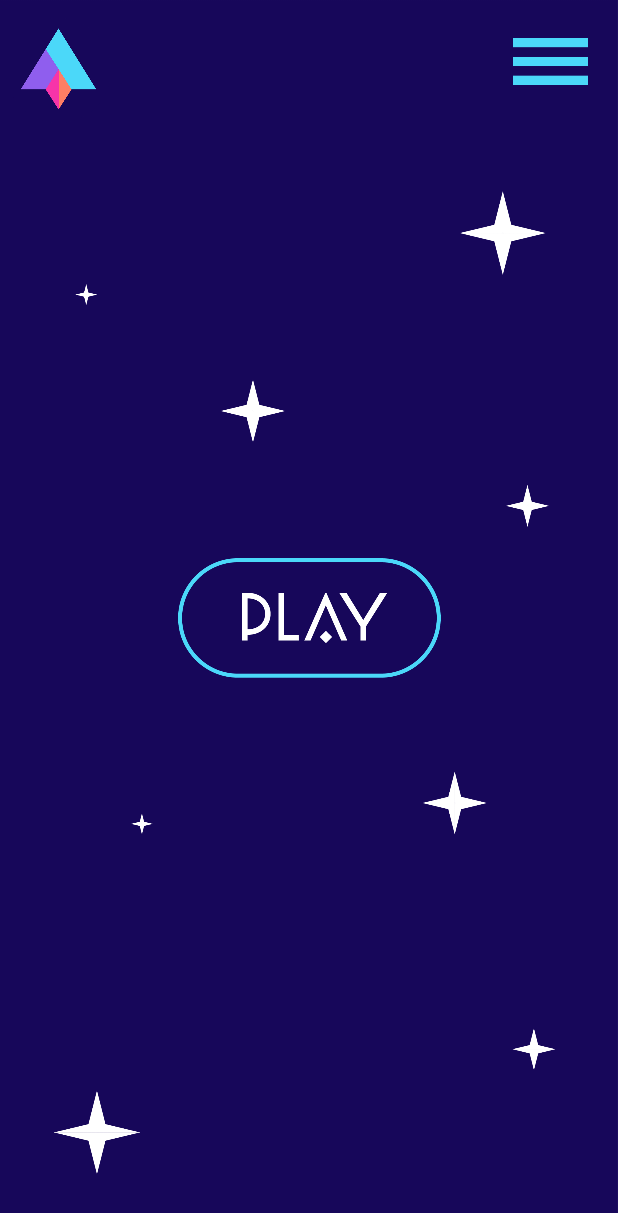
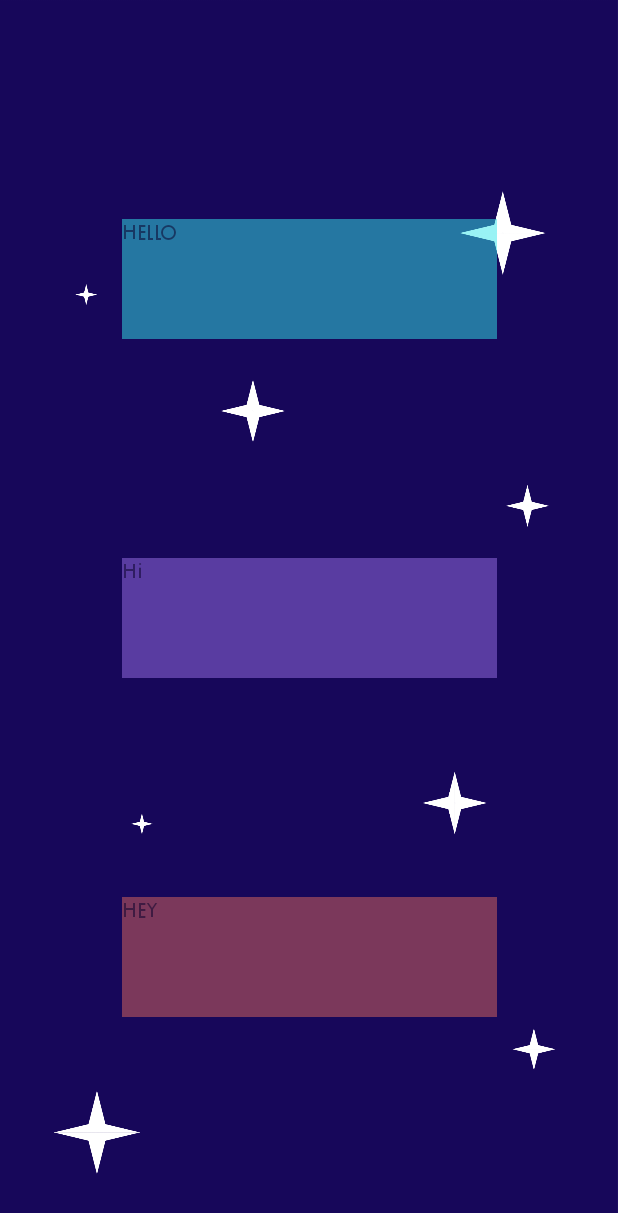
Before and after one commit to Chris-UMD/CMSC436-group16, an Android app: the screen it shows after launch (Menu before the commit, Stats after it), after a tap on an icon or button, on a phone screen of 412 x 824 dp. Shown: the top 1213 px of the screen. Run offline under Robolectric (Android 15) with nearby library versions, the phone set to English and light mode, and no system bars.

```diff
--- a/Apollo/app/src/main/AndroidManifest.xml
+++ b/Apollo/app/src/main/AndroidManifest.xml
@@ -9,6 +9,7 @@
         android:roundIcon="@mipmap/ic_launcher_round"
         android:supportsRtl="true"
         android:theme="@style/Theme.Apollo">
+        <activity android:name=".Stats" />
         <activity android:name=".Menu">
             <intent-filter>
                 <action android:name="android.intent.action.MAIN" />
--- a/Apollo/app/src/main/java/com/example/apollo/Menu.kt
+++ b/Apollo/app/src/main/java/com/example/apollo/Menu.kt
@@ -19,12 +19,12 @@ class Menu : AppCompatActivity() {
     // launch Stats Activity
     fun onClickStats(v: View) {
         Toast.makeText(this, "Stats button clicked!", Toast.LENGTH_SHORT).show()
-        // startActivity(Intent(applicationContext, Play::class.java))
+        startActivity(Intent(applicationContext, Stats::class.java))
     }
 
     // launch Play Activity
     fun onClickPlay(v: View) {
         Toast.makeText(this, "Play button clicked!", Toast.LENGTH_SHORT).show()
-        // startActivity(Intent(applicationContext, Stats::class.java))
+//         startActivity(Intent(applicationContext, Play::class.java))
     }
 }
--- a/Apollo/app/src/main/res/layout/main_menu.xml
+++ b/Apollo/app/src/main/res/layout/main_menu.xml
@@ -1,5 +1,6 @@
 <?xml version="1.0" encoding="utf-8"?>
-<androidx.constraintlayout.widget.ConstraintLayout xmlns:android="http://schemas.android.com/apk/res/android"
+<androidx.constraintlayout.widget.ConstraintLayout
+    xmlns:android="http://schemas.android.com/apk/res/android"
     xmlns:app="http://schemas.android.com/apk/res-auto"
     xmlns:tools="http://schemas.android.com/tools"
     android:layout_width="match_parent"
--- a/Apollo/app/src/main/res/layout/stats.xml
+++ b/Apollo/app/src/main/res/layout/stats.xml
@@ -1,9 +1,47 @@
 <?xml version="1.0" encoding="utf-8"?>
-<androidx.constraintlayout.widget.ConstraintLayout
-    xmlns:android="http://schemas.android.com/apk/res/android"
+<androidx.constraintlayout.widget.ConstraintLayout xmlns:android="http://schemas.android.com/apk/res/android"
+    xmlns:app="http://schemas.android.com/apk/res-auto"
     android:layout_width="match_parent"
     android:layout_height="match_parent"
-    android:background="@drawable/background"
->
+    android:background="@drawable/background">
+
+    <TextView
+        android:id="@+id/avg_speed"
+        android:layout_width="250dp"
+        android:layout_height="80dp"
+        android:alpha="0.5"
+        android:background="#34e8eb"
+        android:fontFamily="@font/artographie_light"
+        android:text="Hello"
+        app:layout_constraintBottom_toTopOf="@id/go_accuracy"
+        app:layout_constraintLeft_toLeftOf="parent"
+        app:layout_constraintRight_toRightOf="parent"
+        app:layout_constraintTop_toTopOf="parent" />
+
+    <TextView
+        android:id="@+id/go_accuracy"
+        android:layout_width="250dp"
+        android:layout_height="80dp"
+        android:alpha="0.5"
+        android:background="#9b72e8"
+        android:fontFamily="@font/artographie_light"
+        android:text="Hi"
+        app:layout_constraintBottom_toTopOf="@id/no_go_accuracy"
+        app:layout_constraintLeft_toLeftOf="parent"
+        app:layout_constraintRight_toRightOf="parent"
+        app:layout_constraintTop_toBottomOf="@id/avg_speed" />
+
+    <TextView
+        android:id="@+id/no_go_accuracy"
+        android:layout_width="250dp"
+        android:layout_height="80dp"
+        android:alpha="0.5"
+        android:background="#e0695c"
+        android:fontFamily="@font/artographie_light"
+        android:text="Hey"
+        app:layout_constraintBottom_toBottomOf="parent"
+        app:layout_constraintLeft_toLeftOf="parent"
+        app:layout_constraintRight_toRightOf="parent"
+        app:layout_constraintTop_toBottomOf="@id/go_accuracy" />
 
 </androidx.constraintlayout.widget.ConstraintLayout>
--- a/Apollo/build.gradle
+++ b/Apollo/build.gradle
@@ -6,7 +6,7 @@ buildscript {
         jcenter()
     }
     dependencies {
-        classpath "com.android.tools.build:gradle:4.1.0"
+        classpath 'com.android.tools.build:gradle:4.1.1'
         classpath "org.jetbrains.kotlin:kotlin-gradle-plugin:$kotlin_version"
 
         // NOTE: Do not place your application dependencies here; they belong
```
